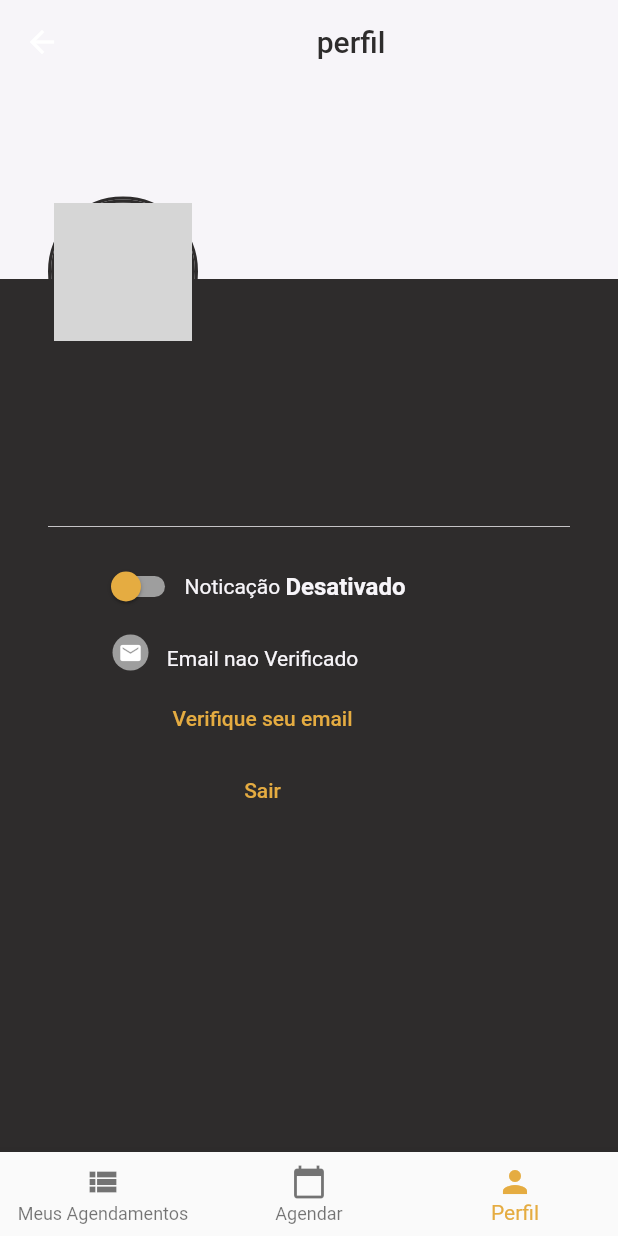
After one commit to robertcsouza/Barber_app_user, a Flutter app: the Perfil screen opened by its route, on a phone screen of 412 x 824 dp. The commit adds this screen. Run offline on Flutter 3.47's test engine with Material 2 defaults, Android fonts, the phone set to English and light mode, and no system bars; drawn by our look-alikes of cached_network_image; our stand-ins replace badges, cloud_firestore, firebase_auth, firebase_core, firebase_storage, flutter_easyloading and 5 more; accounts and stored records are empty; network calls fail; grey boxes are pictures that could not be loaded.

Commit message:
made perfil

```diff
--- a/lib/components/BottomNavigation.dart
+++ b/lib/components/BottomNavigation.dart
@@ -21,7 +21,7 @@ BottomNavigationBar navigation({index, ontapped, context}) {
     onTap: (index) {
       switch (index) {
         case 0:
-          Navigator.pushReplacementNamed(context, 'barber/scheduling');
+          Navigator.pushReplacementNamed(context, '/schedules');
           break;
 
         case 1:
@@ -30,7 +30,7 @@ BottomNavigationBar navigation({index, ontapped, context}) {
           break;
 
         case 2:
-          Navigator.pushReplacementNamed(context, 'barber/profile');
+          Navigator.pushReplacementNamed(context, '/perfil');
           break;
       }
     },
--- a/lib/config/Routes.dart
+++ b/lib/config/Routes.dart
@@ -1,3 +1,4 @@
+import 'package:barber_app_user/views/Perfil/Perfil.dart';
 import 'package:barber_app_user/views/Register/Register.dart';
 import 'package:barber_app_user/views/Register/UserSelectImage.dart';
 import 'package:barber_app_user/views/Scheduling/Schedules.dart';
@@ -7,6 +8,7 @@ routes() {
     '/register': (context) => Register(),
     '/register/image': (context) => UserSelectImage(),
     '/schedules': (context) => Schedules(),
+    '/perfil': (context) => Perfil(),
     /* '/register/pin': (context) => ConfirmPin(),
     '/register/user': (context) => CreateUser(),
     '/register/image': (context) => SelectImage(),
--- /dev/null
+++ b/lib/views/Perfil/Perfil.dart
@@ -0,0 +1,394 @@
+import 'dart:io';
+
+import 'package:barber_app_user/Model/Customer.dart';
+import 'package:barber_app_user/components/BottomNavigation.dart';
+import 'package:barber_app_user/components/CircleName.dart';
+import 'package:barber_app_user/components/EasyLoading.dart';
+import 'package:barber_app_user/components/ToastShow.dart';
+import 'package:barber_app_user/styles/Colors.dart';
+import 'package:cached_network_image/cached_network_image.dart';
+import 'package:cloud_firestore/cloud_firestore.dart';
+import 'package:firebase_auth/firebase_auth.dart';
+import 'package:firebase_storage/firebase_storage.dart';
+import 'package:flutter/material.dart';
+import 'package:flutter_easyloading/flutter_easyloading.dart';
+import 'package:image_picker/image_picker.dart';
+import 'package:shared_preferences/shared_preferences.dart';
+
+class Perfil extends StatefulWidget {
+  @override
+  _PerfilState createState() => _PerfilState();
+}
+
+class _PerfilState extends State<Perfil> {
+  bool toggle = false;
+  ImagePicker imagePicker = ImagePicker();
+  File tmp;
+  File image;
+  String notifcacao = 'Desativado';
+  bool changed = false;
+  bool initial = true;
+  TextEditingController nome = TextEditingController();
+  TextEditingController nascimento = TextEditingController();
+  Customer customer;
+  String email = '';
+  String urlImage;
+  String fileName;
+
+  _getNotification() async {
+    SharedPreferences prefs = await SharedPreferences.getInstance();
+    if (prefs.get('notification') == null) {
+      await prefs.setBool('notification', false);
+    } else if (prefs.get('notification') != null) {
+      setState(() {
+        toggle = prefs.get('notification');
+      });
+    }
+  }
+
+  _setNotification({@required value}) async {
+    SharedPreferences prefs = await SharedPreferences.getInstance();
+    prefs.setBool('notification', value);
+
+    setState(() {
+      toggle = value;
+    });
+  }
+
+  _getImage() async {
+    final PickedFile = await imagePicker.getImage(source: ImageSource.gallery);
+    setState(() {
+      if (PickedFile != null) {
+        image = File(PickedFile.path);
+        changed = true;
+      }
+    });
+  }
+
+  _upload() {
+    FirebaseStorage storage = FirebaseStorage.instance;
+    FirebaseFirestore db = FirebaseFirestore.instance;
+
+    if (image != null) {
+      fileName = image.path.split('/').last;
+      Reference root = storage.ref();
+      Reference arq = root.child('customers').child(fileName);
+      easyLoading();
+      arq.putFile(image).then((value) async {
+        String url = await value.ref.getDownloadURL();
+        customer.setImagePath(url);
+        db.collection('customers').doc(customer.uid).update(
+            {'nome': nome.text, 'thumbnail': customer.imagePath}).then((value) {
+          EasyLoading.showSuccess('atualizado com sucesso');
+          setState(() {
+            changed = false;
+          });
+        });
+      }).catchError((error) {
+        ToastShow.show(content: error, context: context);
+      });
+    } else {
+      db
+          .collection('customers')
+          .doc(customer.uid)
+          .update({'nome': nome.text}).then((value) {
+        EasyLoading.showSuccess('atualizado com sucesso');
+        setState(() {
+          changed = false;
+        });
+      });
+    }
+  }
+
+  _getUser() async {
+    FirebaseAuth auth = FirebaseAuth.instance;
+    FirebaseFirestore db = FirebaseFirestore.instance;
+    String userId = auth.currentUser.uid;
+    var userinformations = await db.collection('customers').doc(userId).get();
+    var user = await userinformations.data();
+    customer = Customer(
+        nome: user['nome'],
+        email: user['email'],
+        imagePath: user['thumbnail'],
+        uid: userId);
+
+    setState(() {
+      nome.text = customer.nome;
+      email = customer.email;
+      urlImage = customer.imagePath;
+    });
+  }
+
+  @override
+  void initState() {
+    _getNotification();
+    super.initState();
+    nome.text = '';
+    _getUser();
+  }
+
+  @override
+  Widget build(BuildContext context) {
+    return Scaffold(
+      resizeToAvoidBottomPadding: false,
+      appBar: AppBar(
+        elevation: 0,
+        title: Center(
+          child: Text(
+            'perfil',
+            style: TextStyle(color: bgColor),
+          ),
+        ),
+        backgroundColor: light,
+      ),
+      body: LayoutBuilder(
+        builder: (context, constraints) {
+          return body(constraints);
+        },
+      ),
+      bottomNavigationBar: navigation(index: 2, context: context),
+    );
+  }
+
+  Widget body(BoxConstraints constraints) {
+    return Container(
+        width: constraints.maxWidth,
+        height: constraints.maxHeight,
+        color: bgColor,
+        child: Column(
+          children: [
+            Container(
+              width: constraints.maxWidth,
+              height: 180,
+              child: Stack(
+                children: [
+                  Container(
+                    width: constraints.maxWidth,
+                    height: 130,
+                    color: light,
+                  ),
+                  Positioned(
+                    top: 75,
+                    left: 32,
+                    child: Container(
+                      decoration: BoxDecoration(
+                          border: Border.all(width: 2, color: bgColor),
+                          borderRadius: BorderRadius.all(Radius.circular(100))),
+                      width: 100,
+                      height: 100,
+                      child: _chooseImage(name: nome.text, thumbnail: ''),
+                    ),
+                  )
+                ],
+              ),
+            ),
+            Expanded(
+                child: SingleChildScrollView(
+              child: Column(
+                children: [
+                  Padding(
+                      padding: const EdgeInsets.only(top: 16),
+                      child: _inputNome()),
+                  Padding(
+                    padding: const EdgeInsets.only(top: 16),
+                    child: Text(
+                      email,
+                      style: TextStyle(
+                          color: light,
+                          fontWeight: FontWeight.normal,
+                          fontSize: 16),
+                    ),
+                  ),
+                  Divider(
+                    color: light,
+                    height: 32,
+                    indent: 32,
+                    endIndent: 32,
+                    thickness: 0.5,
+                  ),
+                  Padding(
+                    padding: const EdgeInsets.only(left: 64),
+                    child: Row(
+                      children: [
+                        Switch(
+                          value: toggle,
+                          onChanged: (value) {
+                            _setNotification(value: value);
+                          },
+                          activeColor: accentColorLight,
+                          inactiveThumbColor: accentColor,
+                          inactiveTrackColor: Colors.grey,
+                        ),
+                        Text('Noticação ', style: TextStyle(color: light)),
+                        Text(
+                          notifcacao,
+                          style: TextStyle(
+                              color: light,
+                              fontWeight: FontWeight.bold,
+                              fontSize: 16),
+                        ),
+                      ],
+                    ),
+                  ),
+                  Padding(
+                    padding: const EdgeInsets.only(left: 75, top: 8),
+                    child: Row(
+                      crossAxisAlignment: CrossAxisAlignment.start,
+                      children: [
+                        Container(
+                          width: 24,
+                          height: 24,
+                          decoration: BoxDecoration(
+                              color: Colors.grey,
+                              borderRadius:
+                                  BorderRadius.all(Radius.circular(100))),
+                          child: Center(
+                              child: Icon(
+                            Icons.email,
+                            size: 16,
+                            color: Colors.white,
+                          )),
+                        ),
+                        Column(
+                          children: [
+                            Padding(
+                              padding: const EdgeInsets.all(8.0),
+                              child: Text(
+                                'Email nao Verificado',
+                                style: TextStyle(color: light),
+                              ),
+                            ),
+                            FlatButton(
+                                onPressed: () {},
+                                child: Text(
+                                  'Verifique seu email',
+                                  style: TextStyle(color: accentColor),
+                                )),
+                            FlatButton(
+                                onPressed: () {
+                                  FirebaseAuth auth = FirebaseAuth.instance;
+                                  auth.signOut().then((value) =>
+                                      Navigator.pushReplacementNamed(
+                                          context, '/'));
+                                },
+                                child: Text(
+                                  'Sair',
+                                  style: TextStyle(color: accentColor),
+                                )),
+                          ],
+                        )
+                      ],
+                    ),
+                  ),
+                  changed ? _btAtualizar() : SizedBox()
+                ],
+              ),
+            ))
+          ],
+        ));
+  }
+
+  Widget _cachedImage({thumbnail, name}) {
+    return urlImage == null
+        ? Container(
+            decoration: BoxDecoration(
+                color: bgColor,
+                border: Border.all(width: 4, color: bgColor),
+                borderRadius: BorderRadius.all(Radius.circular(100))),
+            width: 100,
+            height: 100,
+            child: Icon(
+              Icons.person,
+              size: 64,
+              color: Colors.white,
+            ))
+        : Container(
+            decoration: BoxDecoration(
+                color: bgColor,
+                border: Border.all(width: 2, color: bgColor),
+                borderRadius: BorderRadius.all(Radius.circular(100))),
+            width: 100,
+            height: 100,
+            child: ClipRRect(
+              borderRadius: BorderRadius.circular(100.0),
+              child: CachedNetworkImage(
+                  fit: BoxFit.cover,
+                  placeholder: (context, url) {
+                    return CircularProgressIndicator();
+                  },
+                  imageUrl: urlImage,
+                  errorWidget: (context, url, error) {
+                    return circleNamed(name);
+                  }),
+            ));
+  }
+
+  Widget _chooseImage({name, thumbnail}) {
+    return GestureDetector(
+      onTap: () {
+        _getImage();
+      },
+      child: image == null
+          ? _cachedImage(name: name)
+          : ClipRRect(
+              borderRadius: BorderRadius.circular(100.0),
+              child: Container(
+                width: 100,
+                height: 100,
+                child: Image.file(
+                  image,
+                  fit: BoxFit.cover,
+                ),
+              ),
+            ),
+    );
+  }
+
+  Widget _inputNome() {
+    return TextField(
+      controller: nome,
+      autofocus: false,
+      enabled: true,
+      onChanged: (value) {
+        setState(() {
+          changed = true;
+          initial = false;
+        });
+      },
+      style: TextStyle(color: light, fontWeight: FontWeight.bold, fontSize: 16),
+      textAlign: TextAlign.center,
+      decoration: InputDecoration(border: InputBorder.none),
+    );
+  }
+
+  Widget _btAtualizar() {
+    return Padding(
+      padding: const EdgeInsets.only(top: 8.0),
+      child: Container(
+        child: Padding(
+          padding: const EdgeInsets.only(left: 64.0, right: 64.0),
+          child: RaisedButton(
+            color: accentColor,
+            shape: RoundedRectangleBorder(
+              borderRadius: BorderRadius.circular(10.0),
+            ),
+            onPressed: () {
+              _upload();
+            },
+            child: Padding(
+              padding: const EdgeInsets.only(
+                  top: 8.0, bottom: 8, left: 32, right: 32),
+              child: Text(
+                'Atualizar',
+                style: TextStyle(
+                  color: light,
+                  fontSize: 16,
+                ),
+              ),
+            ),
+          ),
+        ),
+      ),
+    );
+  }
+}
--- a/lib/views/Register/UserSelectImage.dart
+++ b/lib/views/Register/UserSelectImage.dart
@@ -62,7 +62,7 @@ class _UserSelectImageState extends State<UserSelectImage> {
     FirebaseStorage storage = FirebaseStorage.instance;
     FirebaseFirestore db = FirebaseFirestore.instance;
     Reference root = storage.ref();
-    Reference arq = root.child('costumers').child(fileName);
+    Reference arq = root.child('customers').child(fileName);
 
     if (image != null) {
       easyLoading();
--- a/lib/views/Scheduling/Schedules.dart
+++ b/lib/views/Scheduling/Schedules.dart
@@ -1,3 +1,5 @@
+import 'package:barber_app_user/components/AppBar.dart';
+import 'package:barber_app_user/components/BottomNavigation.dart';
 import 'package:flutter/material.dart';
 
 class Schedules extends StatefulWidget {
@@ -8,6 +10,9 @@ class Schedules extends StatefulWidget {
 class _SchedulesState extends State<Schedules> {
   @override
   Widget build(BuildContext context) {
-    return Container();
+    return Scaffold(
+      appBar: appbar(title: 'Agendamentos'),
+      bottomNavigationBar: navigation(context: context, index: 0),
+    );
   }
 }
```
Also changed, not shown: lib/main.dart (+1 -16 lines).
